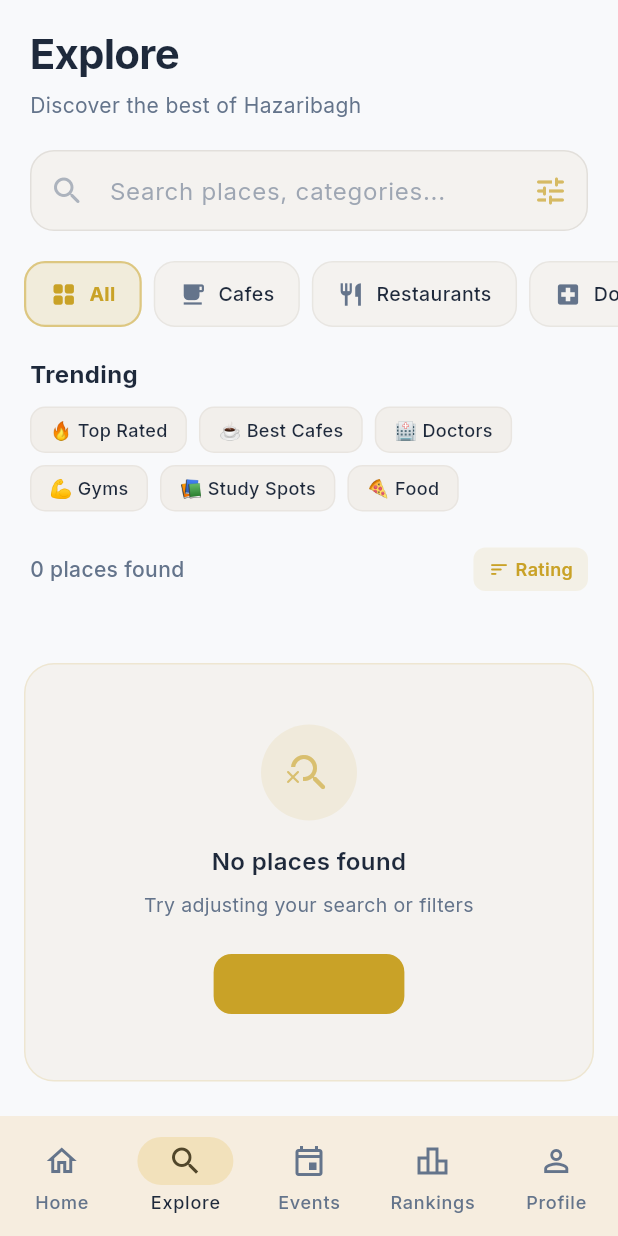
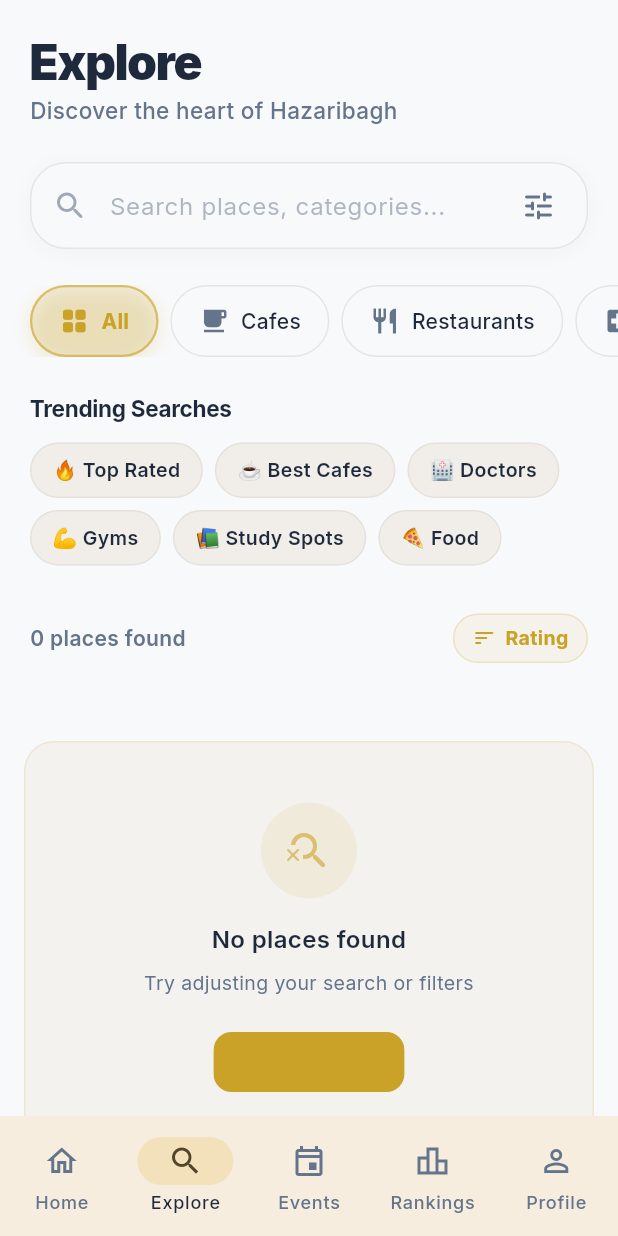
Before and after one commit to Void8478/Hazaribagh-Pulse, a Flutter app: the screen it shows once a user with an empty profile is signed in, item 2 of the bottom bar chosen, on a phone screen of 412 x 824 dp. Run offline on Flutter 3.47's test engine with Material 3 defaults, Android fonts, the phone set to English and light mode, and no system bars; our stand-ins replace cloud_firestore, firebase_auth, firebase_core, flutter_riverpod, go_router, google_fonts and 3 more; missing offline and left inert: firebase_app_check; accounts and stored records are empty; network calls fail.

```diff
--- a/lib/features/explore/screens/explore_screen.dart
+++ b/lib/features/explore/screens/explore_screen.dart
@@ -49,7 +49,7 @@ class _ExploreScreenState extends ConsumerState<ExploreScreen> {
             // Header
             SliverToBoxAdapter(
               child: Padding(
-                padding: const EdgeInsets.fromLTRB(20, 16, 20, 0),
+                padding: const EdgeInsets.fromLTRB(20, 24, 20, 0),
                 child: Column(
                   crossAxisAlignment: CrossAxisAlignment.start,
                   children: [
@@ -57,21 +57,23 @@ class _ExploreScreenState extends ConsumerState<ExploreScreen> {
                     Text(
                       'Explore',
                       style: TextStyle(
-                        fontSize: 28,
-                        fontWeight: FontWeight.bold,
+                        fontSize: 32,
+                        fontWeight: FontWeight.w900,
                         color: colorScheme.onSurface,
-                        letterSpacing: -0.5,
+                        letterSpacing: -1.0,
+                        height: 1.1,
                       ),
                     ),
                     const SizedBox(height: 4),
                     Text(
-                      'Discover the best of Hazaribagh',
+                      'Discover the heart of Hazaribagh',
                       style: TextStyle(
-                        fontSize: 14,
+                        fontSize: 15,
+                        fontWeight: FontWeight.w500,
                         color: colorScheme.onSurfaceVariant,
                       ),
                     ),
-                    const SizedBox(height: 20),
+                    const SizedBox(height: 24),
 
                     // Search Bar
                     ExploreSearchBar(
@@ -81,7 +83,7 @@ class _ExploreScreenState extends ConsumerState<ExploreScreen> {
                       },
                       onFilterTap: _showFilterSheet,
                     ),
-                    const SizedBox(height: 20),
+                    const SizedBox(height: 24),
                   ],
                 ),
               ),
@@ -90,10 +92,10 @@ class _ExploreScreenState extends ConsumerState<ExploreScreen> {
             // Category Chips
             SliverToBoxAdapter(
               child: SizedBox(
-                height: 44,
+                height: 48, // slightly taller for new chips
                 child: ListView(
                   scrollDirection: Axis.horizontal,
-                  padding: const EdgeInsets.symmetric(horizontal: 16),
+                  padding: const EdgeInsets.symmetric(horizontal: 20),
                   children: [
                     // "All" chip
                     Padding(
@@ -130,19 +132,20 @@ class _ExploreScreenState extends ConsumerState<ExploreScreen> {
             // Trending Tags
             SliverToBoxAdapter(
               child: Padding(
-                padding: const EdgeInsets.fromLTRB(20, 20, 20, 4),
+                padding: const EdgeInsets.fromLTRB(20, 24, 20, 8),
                 child: Column(
                   crossAxisAlignment: CrossAxisAlignment.start,
                   children: [
                     Text(
-                      'Trending',
+                      'Trending Searches',
                       style: TextStyle(
-                        fontSize: 16,
+                        fontSize: 15,
                         fontWeight: FontWeight.bold,
                         color: colorScheme.onSurface,
+                        letterSpacing: -0.2,
                       ),
                     ),
-                    const SizedBox(height: 10),
+                    const SizedBox(height: 12),
                     Wrap(
                       spacing: 8,
                       runSpacing: 8,
@@ -154,21 +157,24 @@ class _ExploreScreenState extends ConsumerState<ExploreScreen> {
                             _searchController.text = searchTerm;
                             ref.read(exploreSearchQueryProvider.notifier).set(searchTerm);
                           },
-                          child: Container(
-                            padding: const EdgeInsets.symmetric(horizontal: 12, vertical: 6),
+                          child: AnimatedContainer(
+                            duration: const Duration(milliseconds: 200),
+                            padding: const EdgeInsets.symmetric(horizontal: 14, vertical: 8),
                             decoration: BoxDecoration(
-                              borderRadius: BorderRadius.circular(10),
-                              color: colorScheme.surfaceContainerHighest.withValues(alpha: 0.4),
+                              borderRadius: BorderRadius.circular(20),
+                              color: Theme.of(context).brightness == Brightness.dark
+                                  ? colorScheme.surfaceContainerHighest.withValues(alpha: 0.3)
+                                  : colorScheme.surfaceContainerHighest.withValues(alpha: 0.5),
                               border: Border.all(
-                                color: colorScheme.outline.withValues(alpha: 0.08),
+                                color: colorScheme.outline.withValues(alpha: 0.1),
                               ),
                             ),
                             child: Text(
                               tag,
                               style: TextStyle(
-                                fontSize: 12,
+                                fontSize: 13,
                                 color: colorScheme.onSurface,
-                                fontWeight: FontWeight.w500,
+                                fontWeight: FontWeight.w600,
                               ),
                             ),
                           ),
@@ -183,7 +189,7 @@ class _ExploreScreenState extends ConsumerState<ExploreScreen> {
             // Sort indicator + Results header
             SliverToBoxAdapter(
               child: Padding(
-                padding: const EdgeInsets.fromLTRB(20, 20, 20, 8),
+                padding: const EdgeInsets.fromLTRB(20, 24, 20, 12),
                 child: Row(
                   mainAxisAlignment: MainAxisAlignment.spaceBetween,
                   children: [
@@ -193,7 +199,7 @@ class _ExploreScreenState extends ConsumerState<ExploreScreen> {
                         style: TextStyle(
                           fontSize: 14,
                           color: colorScheme.onSurfaceVariant,
-                          fontWeight: FontWeight.w500,
+                          fontWeight: FontWeight.w600,
                         ),
                       ),
                       loading: () => const SizedBox.shrink(),
@@ -202,21 +208,24 @@ class _ExploreScreenState extends ConsumerState<ExploreScreen> {
                     GestureDetector(
                       onTap: _showFilterSheet,
                       child: Container(
-                        padding: const EdgeInsets.symmetric(horizontal: 10, vertical: 6),
+                        padding: const EdgeInsets.symmetric(horizontal: 12, vertical: 6),
                         decoration: BoxDecoration(
-                          borderRadius: BorderRadius.circular(8),
-                          color: colorScheme.primary.withValues(alpha: 0.1),
+                          borderRadius: BorderRadius.circular(20),
+                          color: colorScheme.primary.withValues(alpha: 0.08),
+                          border: Border.all(
+                            color: colorScheme.primary.withValues(alpha: 0.2),
+                          ),
                         ),
                         child: Row(
                           mainAxisSize: MainAxisSize.min,
                           children: [
-                            Icon(Icons.sort_rounded, size: 14, color: colorScheme.primary),
-                            const SizedBox(width: 4),
+                            Icon(Icons.sort_rounded, size: 16, color: colorScheme.primary),
+                            const SizedBox(width: 6),
                             Text(
                               _sortLabel(sortMode),
                               style: TextStyle(
-                                fontSize: 12,
-                                fontWeight: FontWeight.w600,
+                                fontSize: 13,
+                                fontWeight: FontWeight.w700,
                                 color: colorScheme.primary,
                               ),
                             ),
--- a/lib/features/explore/widgets/category_card.dart
+++ b/lib/features/explore/widgets/category_card.dart
@@ -23,33 +23,43 @@ class CategoryChip extends StatelessWidget {
       child: AnimatedContainer(
         duration: const Duration(milliseconds: 250),
         curve: Curves.easeOutCubic,
-        padding: const EdgeInsets.symmetric(horizontal: 16, vertical: 10),
+        padding: const EdgeInsets.symmetric(horizontal: 18, vertical: 12),
         decoration: BoxDecoration(
-          borderRadius: BorderRadius.circular(14),
+          borderRadius: BorderRadius.circular(24),
           color: isSelected
               ? colorScheme.primary.withValues(alpha: 0.15)
-              : colorScheme.surfaceContainerHighest.withValues(alpha: 0.3),
+              : colorScheme.surface,
           border: Border.all(
             color: isSelected
-                ? colorScheme.primary.withValues(alpha: 0.5)
-                : colorScheme.outline.withValues(alpha: 0.1),
+                ? colorScheme.primary.withValues(alpha: 0.6)
+                : colorScheme.outline.withValues(alpha: 0.15),
             width: isSelected ? 1.5 : 1,
           ),
+          boxShadow: isSelected && Theme.of(context).brightness == Brightness.light
+              ? [
+                  BoxShadow(
+                    color: colorScheme.primary.withValues(alpha: 0.2),
+                    blurRadius: 10,
+                    offset: const Offset(0, 4),
+                  )
+                ]
+              : null,
         ),
         child: Row(
           mainAxisSize: MainAxisSize.min,
           children: [
             Icon(
               icon,
-              size: 18,
+              size: 20,
               color: isSelected ? colorScheme.primary : colorScheme.onSurfaceVariant,
             ),
             const SizedBox(width: 8),
             Text(
               label,
               style: TextStyle(
-                fontSize: 13,
-                fontWeight: isSelected ? FontWeight.bold : FontWeight.w500,
+                fontSize: 14,
+                letterSpacing: 0.2,
+                fontWeight: isSelected ? FontWeight.w700 : FontWeight.w500,
                 color: isSelected ? colorScheme.primary : colorScheme.onSurface,
               ),
             ),
--- a/lib/features/explore/widgets/explore_search_bar.dart
+++ b/lib/features/explore/widgets/explore_search_bar.dart
@@ -59,64 +59,85 @@ class _ExploreSearchBarState extends State<ExploreSearchBar>
       scale: _scaleAnimation,
       child: Container(
         decoration: BoxDecoration(
-          borderRadius: BorderRadius.circular(16),
+          borderRadius: BorderRadius.circular(24),
           border: Border.all(
             color: _isFocused
-                ? colorScheme.primary.withValues(alpha: 0.5)
+                ? colorScheme.primary.withValues(alpha: 0.6)
                 : colorScheme.outline.withValues(alpha: 0.15),
-            width: _isFocused ? 2 : 1,
+            width: _isFocused ? 1.5 : 1,
           ),
-          color: colorScheme.surfaceContainerHighest.withValues(alpha: 0.3),
+          color: Theme.of(context).brightness == Brightness.dark
+            ? colorScheme.surfaceContainerHighest.withValues(alpha: 0.1)
+            : colorScheme.surface,
           boxShadow: _isFocused
               ? [
                   BoxShadow(
-                    color: colorScheme.primary.withValues(alpha: 0.08),
-                    blurRadius: 12,
+                    color: colorScheme.primary.withValues(alpha: 0.15),
+                    blurRadius: 16,
                     offset: const Offset(0, 4),
                   ),
                 ]
-              : null,
+              : Theme.of(context).brightness == Brightness.light ? [
+                  BoxShadow(
+                    color: Colors.black.withValues(alpha: 0.03),
+                    blurRadius: 10,
+                    offset: const Offset(0, 2),
+                  ),
+              ] : null,
         ),
         child: TextField(
           controller: widget.controller,
           focusNode: _focusNode,
           onChanged: widget.onChanged,
-          style: TextStyle(color: colorScheme.onSurface),
+          style: TextStyle(
+            color: colorScheme.onSurface,
+            fontSize: 16,
+            fontWeight: FontWeight.w500,
+          ),
           decoration: InputDecoration(
             hintText: 'Search places, categories...',
             hintStyle: TextStyle(
-              color: colorScheme.onSurfaceVariant.withValues(alpha: 0.6),
+              color: colorScheme.onSurfaceVariant.withValues(alpha: 0.5),
               fontWeight: FontWeight.w400,
+              fontSize: 16,
             ),
-            prefixIcon: Icon(
+            prefixIcon: Padding(
+              padding: const EdgeInsets.only(left: 8.0, right: 4.0),
+              child: Icon(
                 Icons.search_rounded,
+                size: 24,
                 color: _isFocused
                     ? colorScheme.primary
-                  : colorScheme.onSurfaceVariant.withValues(alpha: 0.5),
+                    : colorScheme.onSurfaceVariant.withValues(alpha: 0.6),
               ),
+            ),
+            prefixIconConstraints: const BoxConstraints(minWidth: 48, minHeight: 48),
             suffixIcon: Row(
               mainAxisSize: MainAxisSize.min,
               children: [
                 if (widget.controller.text.isNotEmpty)
                   IconButton(
-                    icon: Icon(Icons.close, size: 18, color: colorScheme.onSurfaceVariant),
+                    icon: Icon(Icons.cancel_rounded, size: 20, color: colorScheme.onSurfaceVariant),
                     onPressed: () {
                       widget.controller.clear();
                       widget.onChanged('');
                     },
                   ),
                 if (widget.onFilterTap != null)
-                  IconButton(
+                  Padding(
+                    padding: const EdgeInsets.only(right: 8.0),
+                    child: IconButton(
                       icon: Icon(
                         Icons.tune_rounded,
-                      color: colorScheme.primary.withValues(alpha: 0.7),
+                        color: _isFocused ? colorScheme.primary : colorScheme.onSurfaceVariant,
                       ),
                       onPressed: widget.onFilterTap,
+                    ),
                   ),
               ],
             ),
             border: InputBorder.none,
-            contentPadding: const EdgeInsets.symmetric(horizontal: 16, vertical: 14),
+            contentPadding: const EdgeInsets.symmetric(horizontal: 20, vertical: 16),
           ),
         ),
       ),
```
Also changed, not shown: lib/features/explore/widgets/explore_listing_card.dart (+92 -45 lines), lib/features/explore/widgets/filter_sort_sheet.dart (+13 -10 lines). Lines whose indentation alone changed are shown as unchanged.
